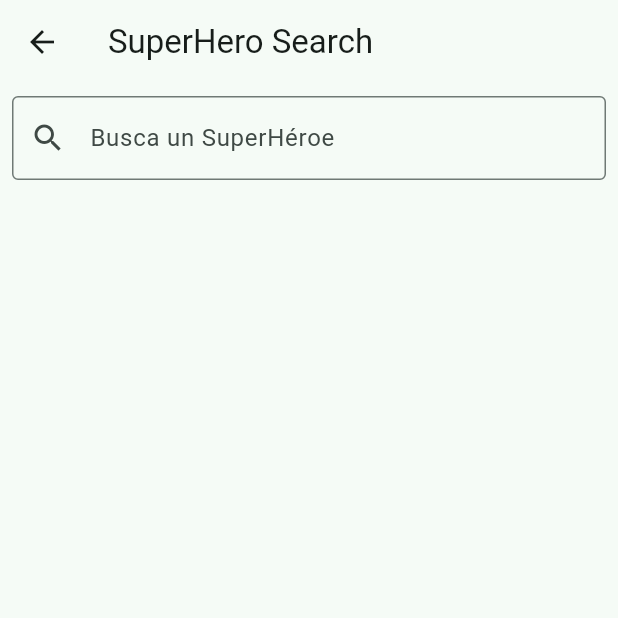
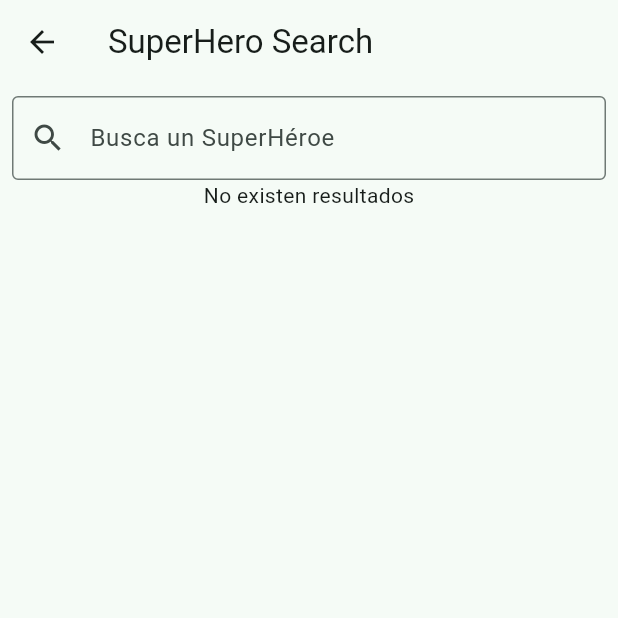
Before and after one commit to arodriguezgim/PMDM2526, a Flutter app: the SuperheroSearchScreen screen opened directly, on a phone screen of 412 x 824 dp, the top half of it. Run offline on Flutter 3.47's test engine with Material 3 defaults, Android fonts, the phone set to English and light mode, and no system bars.

Commit message:
Ya recibo Success

```diff
--- a/Flutter/superhero_app/lib/screens/superhero_search_screen.dart
+++ b/Flutter/superhero_app/lib/screens/superhero_search_screen.dart
@@ -1,4 +1,6 @@
 import 'package:flutter/material.dart';
+import 'package:superhero_app/data/model/superhero_response.dart';
+import 'package:superhero_app/data/repository/repository.dart';
 
 class SuperheroSearchScreen extends StatefulWidget {
   const SuperheroSearchScreen({super.key});
@@ -8,6 +10,11 @@ class SuperheroSearchScreen extends StatefulWidget {
 }
 
 class _SuperheroSearchScreenState extends State<SuperheroSearchScreen> {
+
+  Future<SuperHeroResponse?>? _superHeroInfo;
+  Repository repository = Repository();
+
+
   @override
   Widget build(BuildContext context) {
     return Scaffold(
@@ -22,10 +29,25 @@ class _SuperheroSearchScreenState extends State<SuperheroSearchScreen> {
                 prefixIcon: Icon(Icons.search),
                 border: OutlineInputBorder()
               ),
-              onChanged: ( texto ) {
-                print( texto );
+              onChanged: ( nombreHeroe ) {
+                setState(() {
+                  _superHeroInfo = repository.getSuperHeroInfo( nombreHeroe );
+                });
               },
-            )
+            ),
+            FutureBuilder(
+              future: _superHeroInfo,
+              builder: (context, snapshot) {
+                if (snapshot.connectionState == ConnectionState.waiting ){
+                  return CircularProgressIndicator();
+                } else if ( snapshot.hasError ){
+                  return Text('Error al realizar la búsqueda');
+                } else if ( !snapshot.hasData ){
+                  return Text('No existen resultados');
+                } else {
+                  return Text('${snapshot.data?.response}');
+                }
+              },)
           ],
         ),
       ),
```
Also changed, not shown: Flutter/superhero_app/lib/data/repository/repository.dart (+23 -1 lines), 1 other file.
